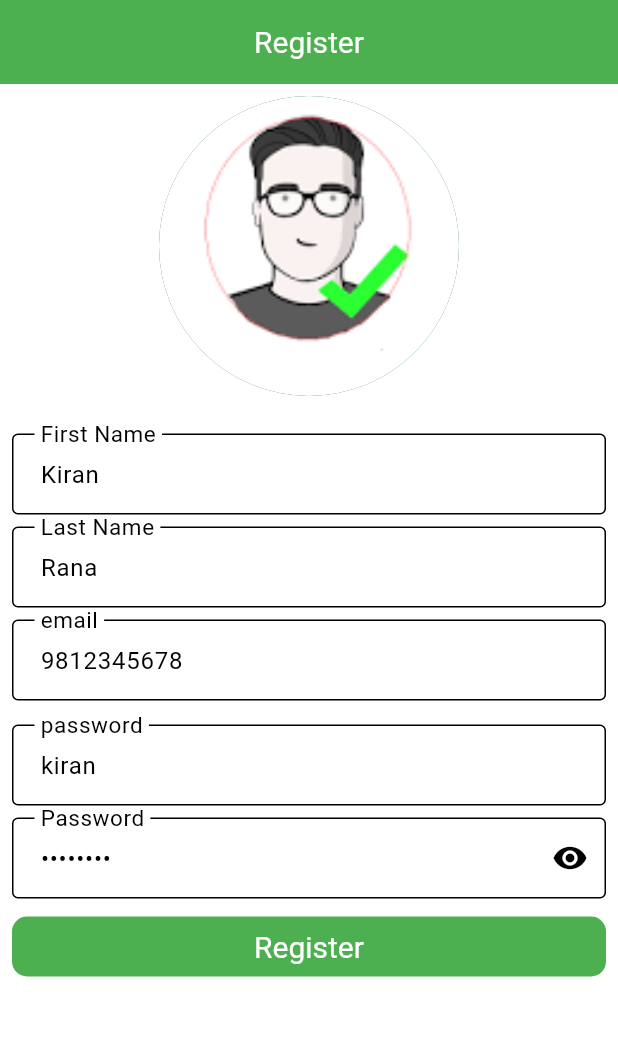
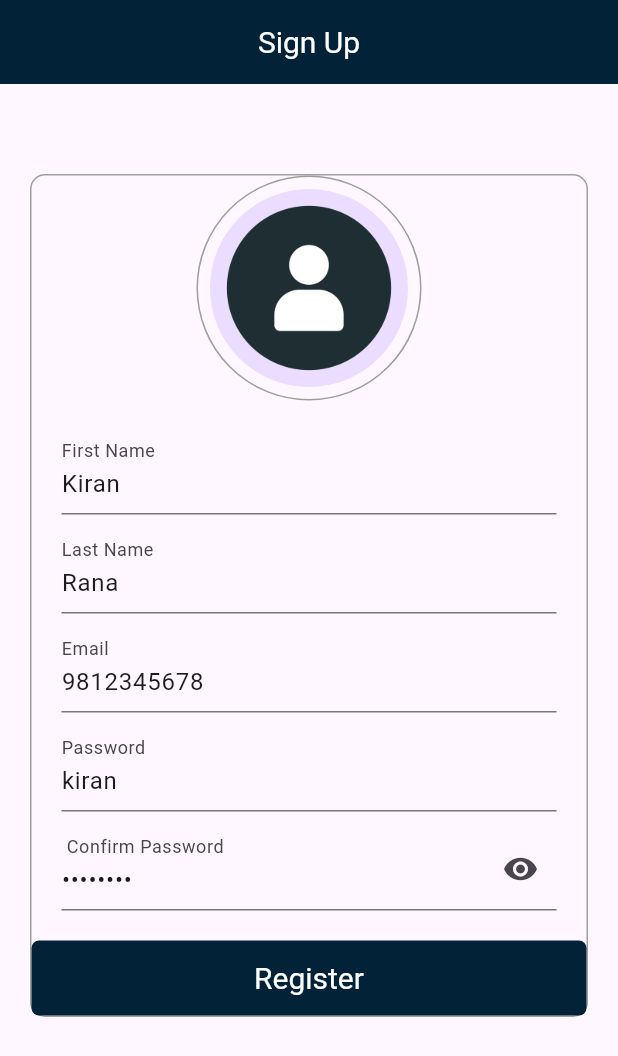
Before and after one commit to ST60002CEM/batch31a-prasnaaryal, a Flutter app: the screen it shows after launch, on a phone screen of 412 x 824 dp. Shown: the top 1056 px of the screen. Run offline on Flutter 3.47's test engine with Material 3 defaults, Android fonts, the phone set to English and light mode, and no system bars; our stand-ins replace dartz, dio, equatable, flutter_rating_bar, flutter_riverpod, flutter_svg and 7 more; accounts and stored records are empty; Roboto replaces fonts that are missing (Montserrat).

Commit message:
updated register page

```diff
--- a/lib/config/constants/api_endpoints.dart
+++ b/lib/config/constants/api_endpoints.dart
@@ -5,7 +5,7 @@ class ApiEndpoints {
   static const Duration receiveTimeout = Duration(seconds: 1000);
 
   // For Windows
-  static const String baseUrl = "http://10.0.2.2:3000/api/v1/";
+  static const String baseUrl = "http://10.0.2.2:9000/api";
   // For Windows
   // static const String baseUrl = "http://192.168.137.1:3000/api/v1/";
   // static const String baseUrl = "http://192.168.137.1:3000/api/v1/";
@@ -18,12 +18,12 @@ class ApiEndpoints {
 
   // ====================== Auth Routes ======================
   static const String login = "auth/login";
-  static const String register = "auth/register";
+  static const String register = "$baseUrl/auth/register";
   // static const String getAllStudent = "auth/getAllStudents";
   // static const String getStudentsByBatch = "auth/getStudentsByBatch/";
   // static const String getStudentsByCourse = "auth/getStudentsByCourse/";
   // static const String updateStudent = "auth/updateStudent/";
   // static const String deleteStudent = "auth/deleteStudent/";
-  static const String imageUrl = "http://10.0.2.2:3000/uploads/";
-  static const String uploadImage = "auth/uploadImage";
+  static const String imageUrl = "";
+  static const String uploadImage = "";
 }
--- a/lib/config/constants/themes.dart
+++ b/lib/config/constants/themes.dart
@@ -8,13 +8,11 @@ const kWhiteColor = Colors.white;
 const kBlackColor = Colors.black;
 
 class ThemeConstant {
-    ThemeConstant._();
+  ThemeConstant._();
 
-  static const Color darkPrimaryColor = Colors.yellow;
-  static const Color primaryColor = Colors.green;
-  static const Color appBarColor = Colors.green;
-
-
+  static const Color darkPrimaryColor = kBlackColor;
+  static const Color primaryColor = kPrimaryColor;
+  static const Color appBarColor = kSecondaryColor;
 
   static const kBigTitle =
       TextStyle(color: kWhiteColor, fontSize: 25, fontWeight: FontWeight.bold);
--- a/lib/config/themes/app_theme.dart
+++ b/lib/config/themes/app_theme.dart
@@ -6,22 +6,6 @@ class AppTheme {
 
   static getApplicationTheme({required bool isDark}) {
     return ThemeData(
-      // colorScheme: const ColorScheme.light(
-      //   primary: ThemeConstant.primaryColor,
-      // ),
-
-      // change the theme according to the user choice
-      colorScheme: isDark
-          ? const ColorScheme.dark(
-              primary: ThemeConstant.darkPrimaryColor,
-            )
-          : const ColorScheme.light(
-              primary: Color.fromARGB(255, 17, 119, 20),
-            ),
-      brightness: isDark ? Brightness.dark : Brightness.light,
-      fontFamily: 'Montserrat',
-      useMaterial3: true,
-
       // Change app bar color
       appBarTheme: const AppBarTheme(
         elevation: 0,
@@ -38,7 +22,7 @@ class AppTheme {
         style: ElevatedButton.styleFrom(
           elevation: 0,
           foregroundColor: Colors.white,
-          backgroundColor: ThemeConstant.primaryColor,
+          backgroundColor: kSecondaryColor,
           textStyle: const TextStyle(
             fontSize: 20,
           ),
@@ -47,37 +31,6 @@ class AppTheme {
           ),
         ),
       ),
-
-      // Change text field theme
-      inputDecorationTheme: const InputDecorationTheme(
-        contentPadding: EdgeInsets.all(15),
-        border: OutlineInputBorder(),
-        labelStyle: TextStyle(
-          fontSize: 20,
-        ),
-        errorBorder: OutlineInputBorder(
-          borderSide: BorderSide(
-            color: Colors.red,
-          ),
-        ),
-        focusedBorder: OutlineInputBorder(
-          borderSide: BorderSide(
-            color: ThemeConstant.primaryColor,
-          ),
-        ),
-      ),
-      // Circular progress bar theme
-      progressIndicatorTheme: const ProgressIndicatorThemeData(
-        color: ThemeConstant.primaryColor,
-      ),
-      //Bottom navigation bar theme
-      bottomNavigationBarTheme: const BottomNavigationBarThemeData(
-        backgroundColor: Colors.lightGreen,
-        selectedItemColor: Colors.white,
-        unselectedItemColor: Colors.black,
-        type: BottomNavigationBarType.fixed,
-        elevation: 0,
-      ),
     );
   }
 }
--- a/lib/features/auth/presentation/view/register_view.dart
+++ b/lib/features/auth/presentation/view/register_view.dart
@@ -8,7 +8,7 @@ import 'package:hamropasalmobile/features/auth/presentation/auth_viewmodel/auth_
 import 'package:image_picker/image_picker.dart';
 import 'package:multi_select_flutter/multi_select_flutter.dart';
 import 'package:permission_handler/permission_handler.dart';
-
+import 'package:gap/gap.dart';
 
 class RegisterView extends ConsumerStatefulWidget {
   const RegisterView({super.key});
@@ -18,7 +18,7 @@ class RegisterView extends ConsumerStatefulWidget {
 }
 
 class _RegisterViewState extends ConsumerState<RegisterView> {
-  final _gap = const SizedBox(height: 8);
+  final _gap = const SizedBox(height: 10);
 
   final _key = GlobalKey<FormState>();
   final _fnameController = TextEditingController(text: 'Kiran');
@@ -76,13 +76,22 @@ class _RegisterViewState extends ConsumerState<RegisterView> {
 
     return Scaffold(
         appBar: AppBar(
-        title: const Text('Register'),
+          title: const Text('Sign Up'),
           centerTitle: true,
         ),
         body: SafeArea(
           child: SingleChildScrollView(
             child: Padding(
-            padding: const EdgeInsets.all(8),
+              padding: const EdgeInsets.fromLTRB(20.0, 60.0, 20.0, 20.0),
+              child: Container(
+                decoration: BoxDecoration(
+                  border: Border.all(
+                    color: Colors.grey, // Set your border color here
+                    width: 1.0, // Set your border width here
+                  ),
+                  borderRadius: BorderRadius.circular(
+                      10.0), // Set your border radius here
+                ),
                 child: Form(
                   key: _key,
                   child: Column(
@@ -101,7 +110,8 @@ class _RegisterViewState extends ConsumerState<RegisterView> {
                             builder: (context) => Padding(
                               padding: const EdgeInsets.all(20),
                               child: Row(
-                            mainAxisAlignment: MainAxisAlignment.spaceAround,
+                                mainAxisAlignment:
+                                    MainAxisAlignment.spaceAround,
                                 children: [
                                   ElevatedButton.icon(
                                     onPressed: () {
@@ -125,22 +135,40 @@ class _RegisterViewState extends ConsumerState<RegisterView> {
                             ),
                           );
                         },
-                    child: SizedBox(
-                      height: 200,
-                      width: 200,
+                        child: Container(
+                          height: 150,
+                          width: 150,
+                          // Adjust the padding value as needed
+
+                          decoration: BoxDecoration(
+                            shape: BoxShape.circle,
+                            border: Border.all(
+                              color: Colors.grey,
+                              width: 1.0,
+                            ),
+                          ),
+
+                          child: Padding(
+                            padding: const EdgeInsets.all(8.0),
                             child: CircleAvatar(
                               radius: 50,
                               // backgroundImage:
                               //     AssetImage('assets/images/profile.png'),
                               backgroundImage: _img != null
                                   ? FileImage(_img!)
-                            : const AssetImage('assets/images/profile.png')
+                                  : const AssetImage('assets/images/avatar.png')
                                       as ImageProvider,
                             ),
                           ),
                         ),
-                  const SizedBox(height: 25),
-                  TextFormField(
+                      ),
+                      const SizedBox(
+                          height:
+                              20), // Add space between CircleAvatar and next widget
+
+                      Container(
+                        width: 330, // Set your desired width here
+                        child: TextFormField(
                           controller: _fnameController,
                           decoration: const InputDecoration(
                             labelText: 'First Name',
@@ -152,8 +180,12 @@ class _RegisterViewState extends ConsumerState<RegisterView> {
                             return null;
                           }),
                         ),
-                  _gap,
-                  TextFormField(
+                      ),
+                      Gap(10),
+
+                      Container(
+                        width: 330, // Set your desired width here
+                        child: TextFormField(
                           controller: _lnameController,
                           decoration: const InputDecoration(
                             labelText: 'Last Name',
@@ -165,11 +197,14 @@ class _RegisterViewState extends ConsumerState<RegisterView> {
                             return null;
                           }),
                         ),
-                  _gap,
-                  TextFormField(
+                      ),
+                      Gap(10),
+                      Container(
+                        width: 330, // Set your desired width here
+                        child: TextFormField(
                           controller: _emailController,
                           decoration: const InputDecoration(
-                      labelText: 'email',
+                            labelText: 'Email',
                           ),
                           validator: ((value) {
                             if (value == null || value.isEmpty) {
@@ -178,7 +213,8 @@ class _RegisterViewState extends ConsumerState<RegisterView> {
                             return null;
                           }),
                         ),
-                  _gap,
+                      ),
+                      Gap(10),
                       // batchState.isLoading
                       //     ? const Center(child: CircularProgressIndicator())
                       //     : DropdownButtonFormField(
@@ -233,11 +269,13 @@ class _RegisterViewState extends ConsumerState<RegisterView> {
                       //           return null;
                       //         }),
                       //       ),
-                  _gap,
-                  TextFormField(
+
+                      Container(
+                        width: 330, // Set your desired width here
+                        child: TextFormField(
                           controller: _confirmpasswordController,
                           decoration: const InputDecoration(
-                      labelText: 'password',
+                            labelText: 'Password',
                           ),
                           validator: ((value) {
                             if (value == null || value.isEmpty) {
@@ -246,15 +284,20 @@ class _RegisterViewState extends ConsumerState<RegisterView> {
                             return null;
                           }),
                         ),
-                  _gap,
-                  TextFormField(
+                      ),
+                      Gap(10),
+                      Container(
+                        width: 330, // Set your desired width here
+                        child: TextFormField(
                           controller: _passwordController,
                           obscureText: isObscure,
                           decoration: InputDecoration(
-                      labelText: 'Password',
+                            labelText: ' Confirm Password',
                             suffixIcon: IconButton(
                               icon: Icon(
-                          isObscure ? Icons.visibility : Icons.visibility_off,
+                                isObscure
+                                    ? Icons.visibility
+                                    : Icons.visibility_off,
                               ),
                               onPressed: () {
                                 setState(() {
@@ -270,7 +313,9 @@ class _RegisterViewState extends ConsumerState<RegisterView> {
                             return null;
                           }),
                         ),
-                  _gap,
+                      ),
+                      Gap(20),
+
                       SizedBox(
                         width: double.infinity,
                         child: ElevatedButton(
@@ -280,9 +325,9 @@ class _RegisterViewState extends ConsumerState<RegisterView> {
                                 firstName: _fnameController.text.trim(),
                                 lastName: _lnameController.text.trim(),
                                 email: _emailController.text.trim(),
-
                                 image:
-                                ref.read(authViewModelProvider).imageName ?? '',
+                                    ref.read(authViewModelProvider).imageName ??
+                                        '',
                                 confirmPassword:
                                     _confirmpasswordController.text,
                                 password: _passwordController.text,
@@ -293,6 +338,11 @@ class _RegisterViewState extends ConsumerState<RegisterView> {
                                   .registerUser(entity);
                             }
                           },
+                          style: ElevatedButton.styleFrom(
+                              shape: RoundedRectangleBorder(
+                                borderRadius: BorderRadius.circular(5),
+                              ),
+                              minimumSize: const Size(300, 50)),
                           child: const Text('Register'),
                         ),
                       ),
@@ -302,6 +352,6 @@ class _RegisterViewState extends ConsumerState<RegisterView> {
               ),
             ),
           ),
-    );
+        ));
   }
 }
```
Also changed, not shown: assets/images/avatar.png (added). Lines whose indentation alone changed are shown as unchanged.
